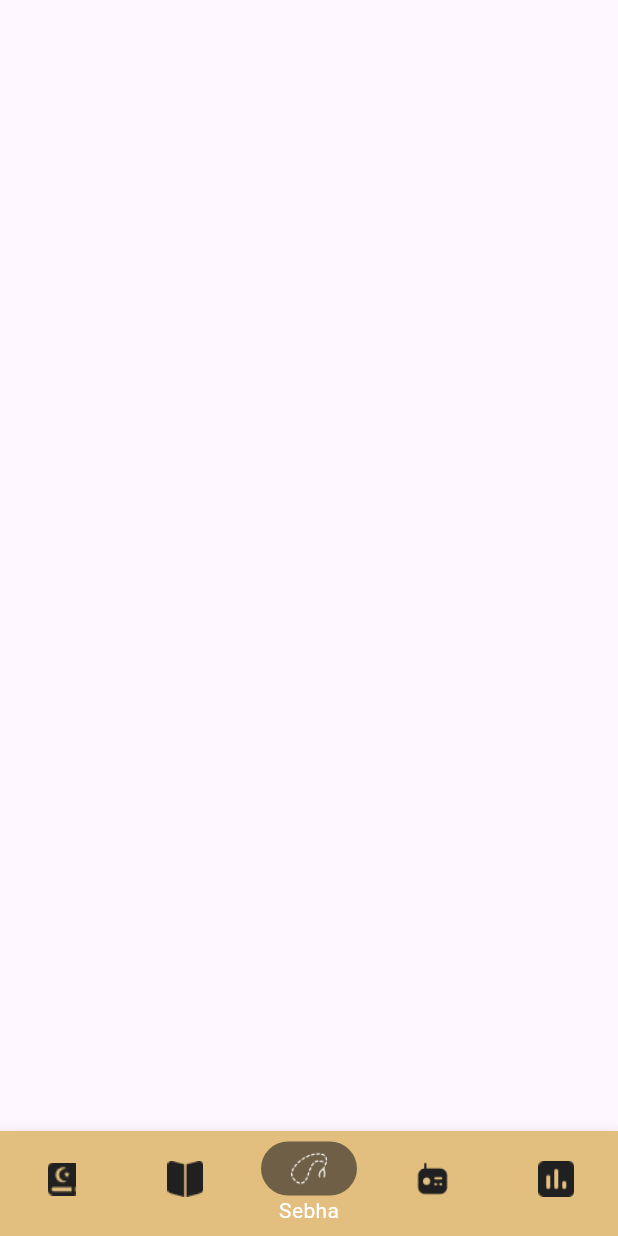
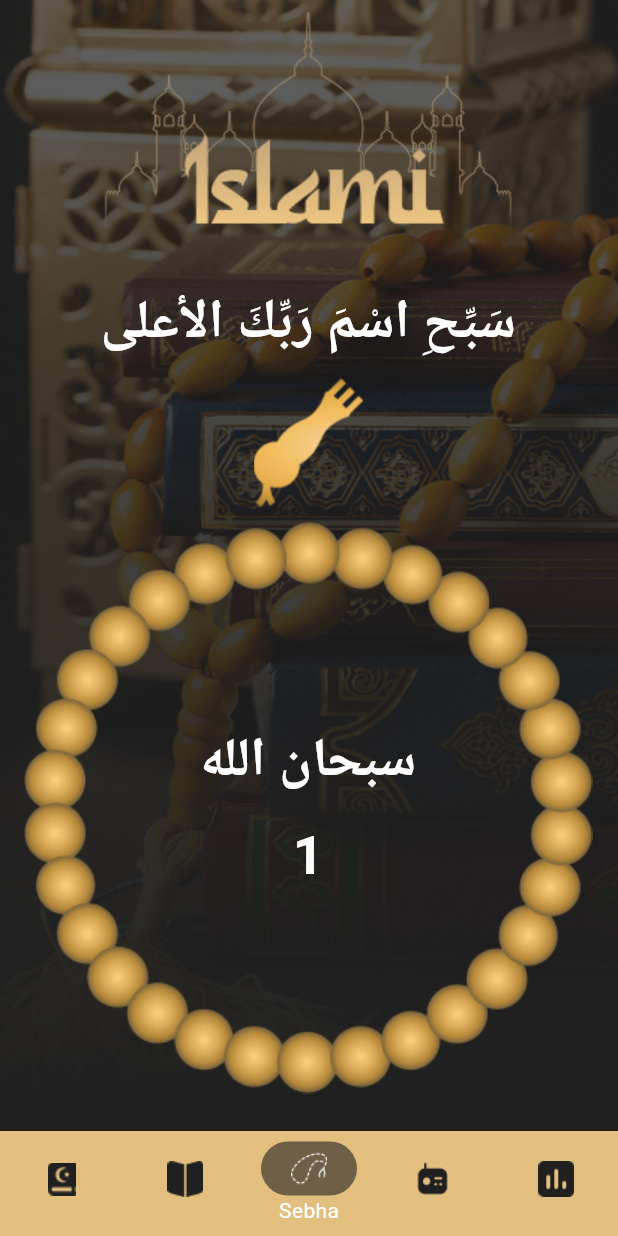
Before and after one commit to Mohamed-Ehab08/Islami_app, a Flutter app: the Homescreen screen opened by its route, item 3 of the bottom bar chosen, on a phone screen of 412 x 824 dp. Run offline on Flutter 3.47's test engine with Material 3 defaults, Android fonts, the phone set to English and light mode, and no system bars; our stand-ins replace introduction_screen.

Commit message:
+ added Sebha Tab UI & logic.

```diff
--- a/lib/Screens/HomeScreen.dart
+++ b/lib/Screens/HomeScreen.dart
@@ -1,4 +1,9 @@
 import 'package:flutter/material.dart';
+import 'package:islami_app/Screens/tabs/hadeth/Hadeth.dart';
+import 'package:islami_app/Screens/tabs/quruan/Quran.dart';
+import 'package:islami_app/Screens/tabs/radio/Radio.dart';
+import 'package:islami_app/Screens/tabs/sebha/Sebha.dart';
+import 'package:islami_app/Screens/tabs/time/Time.dart';
 import 'package:islami_app/utilities/App_Colors.dart';
 import 'package:islami_app/utilities/App_Images.dart';
 
@@ -10,10 +15,13 @@ class Homescreen extends StatefulWidget {
 }
 
 class _HomescreenState extends State<Homescreen> {
+  List<Widget> Tabs = [Quran(), Hadeth(), Sebha(), RadioTab(), Time()];
   int selected_index = 0;
   @override
   Widget build(BuildContext context) {
     return Scaffold(
+
+      body: Tabs[selected_index],
 
       bottomNavigationBar: BottomNavigationBar(
         currentIndex: selected_index,
--- /dev/null
+++ b/lib/Screens/tabs/sebha/Sebha.dart
@@ -0,0 +1,80 @@
+import 'package:flutter/material.dart';
+import 'package:islami_app/utilities/App_Images.dart';
+import 'package:islami_app/utilities/App_Strings.dart';
+import 'package:islami_app/utilities/App_styles.dart';
+
+class Sebha extends StatefulWidget {
+  const Sebha({super.key});
+
+  @override
+  State<Sebha> createState() => _SebhaState();
+}
+
+class _SebhaState extends State<Sebha> {
+  double Turns = 0;
+  int count = 1;
+  String Doaa = AppStrings.SebhaDoaa1;
+
+  @override
+  Widget build(BuildContext context) {
+    return Stack(
+      children: [
+        Image.asset(
+          AppImages.SebhaBg,
+          width: double.infinity,
+          fit: BoxFit.fill,
+          height: double.infinity,
+        ),
+
+        Padding(
+          padding: const EdgeInsets.symmetric(horizontal: 16.0, vertical: 8),
+          child: Column(
+            spacing: 10,
+            children: [
+              Image.asset(AppImages.IslamiLogo),
+              Text(
+                AppStrings.SebhaTitle,
+                style: AppStyles.white36bold,
+                textAlign: TextAlign.center,
+              ),
+              Image.asset(AppImages.Sebhahead),
+              GestureDetector(
+                onTap: () {
+                  count++;
+                  if (count > 33 && count < 67)
+                    Doaa = AppStrings.SebhaDoaa2;
+                  else if (count > 66 && count < 100)
+                    Doaa = AppStrings.SebhaDoaa3;
+                  else if (count == 100) {
+                    count = 1;
+                    Doaa = AppStrings.SebhaDoaa1;
+                  }
+                  setState(() {
+                    Turns += 0.03;
+                  });
+                },
+                child: Stack(
+                  alignment: AlignmentGeometry.center,
+                  children: [
+                    AnimatedRotation(
+                      turns: Turns,
+                      duration: const Duration(milliseconds: 50),
+                      child: Image.asset(AppImages.SebhaBody),
+                    ),
+                    Column(
+                      spacing: 10,
+                      children: [
+                        Text(Doaa, style: AppStyles.white36bold),
+                        Text("$count", style: AppStyles.white36bold),
+                      ],
+                    ),
+                  ],
+                ),
+              ),
+            ],
+          ),
+        ),
+      ],
+    );
+  }
+}
--- a/lib/utilities/App_Images.dart
+++ b/lib/utilities/App_Images.dart
@@ -11,4 +11,8 @@ class AppImages {
   static const String sebhaIcon = 'assets/images/ic_sebha.png';
   static const String radioIcon = 'assets/images/ic_radio.png';
   static const String timeIcon = 'assets/images/ic_time.png';
+
+  static const String SebhaBg = 'assets/images/SebhaBackground.png';
+  static const String SebhaBody = 'assets/images/SebhaBody1.png';
+  static const String Sebhahead = 'assets/images/Maskgroup.png';
 }
--- /dev/null
+++ b/lib/utilities/App_Strings.dart
@@ -0,0 +1,6 @@
+class AppStrings {
+  static const String SebhaTitle = 'سَبِّحِ اسْمَ رَبِّكَ الأعلى';
+  static const String SebhaDoaa1 = 'سبحان الله';
+  static const String SebhaDoaa2 = 'الحمد لله';
+  static const String SebhaDoaa3 = 'الله أكبر';
+}
--- a/lib/utilities/App_styles.dart
+++ b/lib/utilities/App_styles.dart
@@ -12,4 +12,9 @@ class AppStyles {
     fontWeight: FontWeight.bold,
     color: AppColors.primaryColor,
   );
+  static const TextStyle white36bold = TextStyle(
+    fontSize: 36,
+    fontWeight: FontWeight.bold,
+    color: AppColors.WhiteColor,
+  );
 }
```
Also changed, not shown: lib/Screens/tabs/hadeth/Hadeth.dart (added, +10 -0 lines), lib/Screens/tabs/quruan/Quran.dart (added, +10 -0 lines), lib/Screens/tabs/radio/Radio.dart (added, +10 -0 lines), lib/Screens/tabs/time/Time.dart (added, +10 -0 lines), assets/images/Maskgroup.png (added), assets/images/SebhaBackground.png (added), assets/images/SebhaBody1.png (added).
